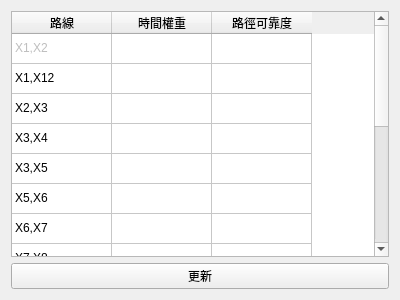
Old version of the form form/pathweighteditor.ui in the repository dokinkon/FMFST.
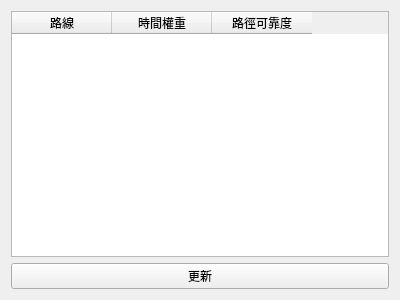
New version of the form.

Patch:
```diff
--- a/form/pathweighteditor.ui
+++ b/form/pathweighteditor.ui
@@ -17,7 +17,7 @@
    <item>
     <widget class="QTableWidget" name="tableWidgetContent">
      <property name="rowCount">
-      <number>15</number>
+      <number>0</number>
      </property>
      <property name="columnCount">
       <number>3</number>
@@ -25,21 +25,6 @@
      <attribute name="verticalHeaderVisible">
       <bool>false</bool>
      </attribute>
-     <row/>
-     <row/>
-     <row/>
-     <row/>
-     <row/>
-     <row/>
-     <row/>
-     <row/>
-     <row/>
-     <row/>
-     <row/>
-     <row/>
-     <row/>
-     <row/>
-     <row/>
      <column>
       <property name="text">
        <string>路線</string>
@@ -55,92 +40,6 @@
        <string>路徑可靠度</string>
       </property>
      </column>
-     <item row="0" column="0">
-      <property name="text">
-       <string>X1,X2</string>
-      </property>
-      <property name="flags">
-       <set>ItemIsSelectable|ItemIsDragEnabled|ItemIsUserCheckable</set>
-      </property>
-     </item>
-     <item row="1" column="0">
-      <property name="text">
-       <string>X1,X12</string>
-      </property>
-     </item>
-     <item row="2" column="0">
-      <property name="text">
-       <string>X2,X3</string>
-      </property>
-     </item>
-     <item row="3" column="0">
-      <property name="text">
-       <string>X3,X4</string>
-      </property>
-     </item>
-     <item row="4" column="0">
-      <property name="text">
-       <string>X3,X5</string>
-      </property>
-     </item>
-     <item row="5" column="0">
-      <property name="text">
-       <string>X5,X6</string>
-      </property>
-     </item>
-     <item row="6" column="0">
-      <property name="text">
-       <string>X6,X7</string>
-      </property>
-     </item>
-     <item row="7" column="0">
-      <property name="text">
-       <string>X7,X8</string>
-      </property>
-     </item>
-     <item row="8" column="0">
-      <property name="text">
-       <string>X5,X10</string>
-      </property>
-     </item>
-     <item row="9" column="0">
-      <property name="text">
-       <string>X9,X10</string>
-      </property>
-     </item>
-     <item row="9" column="1">
-      <property name="text">
-       <string/>
-      </property>
-      <property name="flags">
-       <set>ItemIsSelectable|ItemIsEditable|ItemIsDragEnabled|ItemIsEnabled</set>
-      </property>
-     </item>
-     <item row="10" column="0">
-      <property name="text">
-       <string>X8,X9</string>
-      </property>
-     </item>
-     <item row="11" column="0">
-      <property name="text">
-       <string>X9,X11</string>
-      </property>
-     </item>
-     <item row="12" column="0">
-      <property name="text">
-       <string>X11,X12</string>
-      </property>
-     </item>
-     <item row="13" column="0">
-      <property name="text">
-       <string>X11,X13</string>
-      </property>
-     </item>
-     <item row="14" column="0">
-      <property name="text">
-       <string>X4,X12</string>
-      </property>
-     </item>
     </widget>
    </item>
    <item>
```
